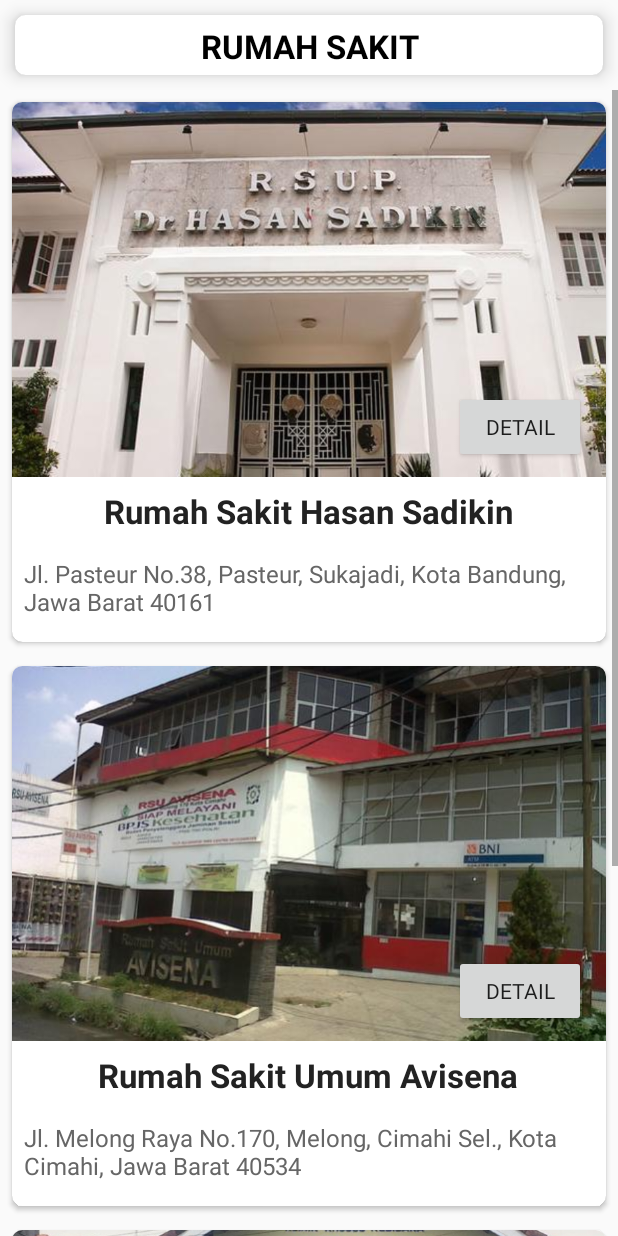
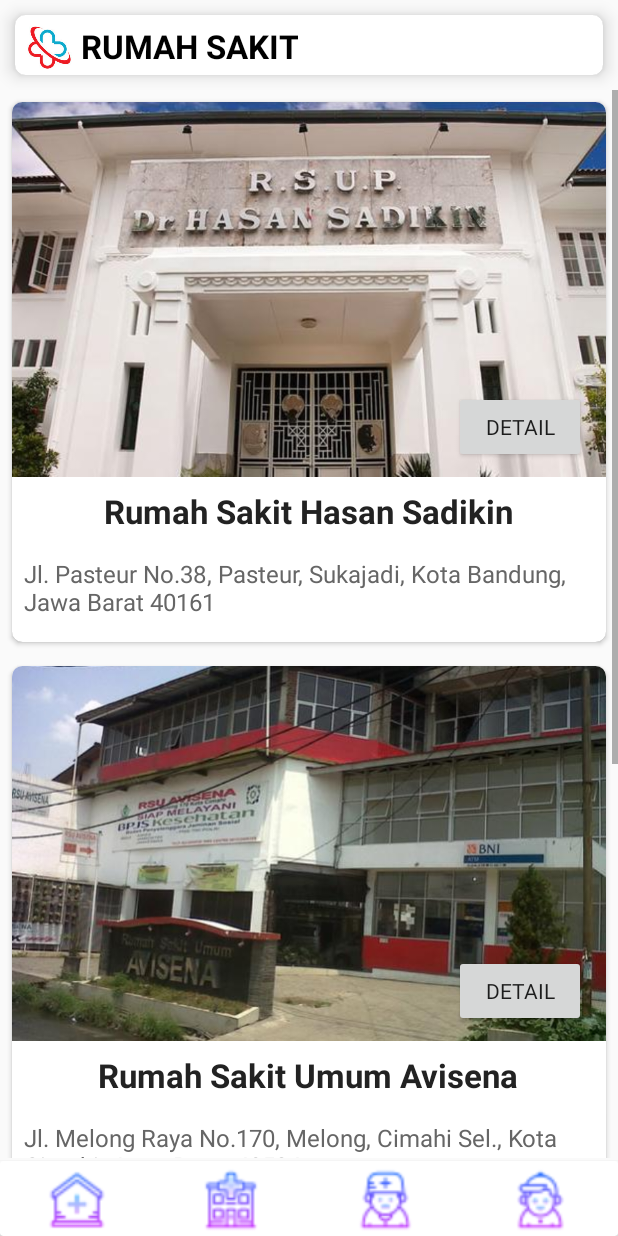
Before and after one commit to rhermawan56/Klinik, an Android app: the RumahSakitActivity screen opened directly, with no data from a screen before it, on a phone screen of 412 x 824 dp. Run offline under Robolectric (Android 15) with nearby library versions, the phone set to English and light mode, and no system bars; plain views replace BootstrapButton; Roboto replaces fonts that are not available here.

Commit message:
change view on some pages

```diff
--- a/app/src/main/java/com/example/praktek/klinik/RumahSakitActivity.java
+++ b/app/src/main/java/com/example/praktek/klinik/RumahSakitActivity.java
@@ -23,7 +23,7 @@
         startActivity(rumahsakit);
     }
 
-    public void BookingDokter(View v) {
+    public void Dokter(View v) {
         Intent bookingdokter = new Intent(RumahSakitActivity.this, BookingDokterActivity.class);
         startActivity(bookingdokter);
     }
--- a/app/src/main/res/layout/activity_rumah_sakit.xml
+++ b/app/src/main/res/layout/activity_rumah_sakit.xml
@@ -1,5 +1,6 @@
 <?xml version="1.0" encoding="utf-8"?>
-<LinearLayout xmlns:android="http://schemas.android.com/apk/res/android"
+<LinearLayout
+    xmlns:android="http://schemas.android.com/apk/res/android"
     xmlns:app="http://schemas.android.com/apk/res-auto"
     xmlns:tools="http://schemas.android.com/tools"
     android:layout_width="match_parent"
@@ -18,25 +19,45 @@
             app:cardCornerRadius="7dp"
             app:cardElevation="7dp">
 
+            <LinearLayout
+                android:layout_width="wrap_content"
+                android:layout_height="wrap_content">
+
+                <ImageView
+                    android:layout_width="30dp"
+                    android:layout_height="30dp"
+                    android:layout_marginLeft="8dp"
+                    android:layout_marginTop="6dp"
+                    android:scaleType="fitXY"
+                    android:src="@drawable/app_logo" />
+
                 <TextView
                     android:id="@+id/nama"
                     android:layout_width="match_parent"
                     android:layout_height="55dp"
                     android:layout_centerInParent="true"
                     android:layout_marginTop="6dp"
+                    android:layout_marginLeft="5dp"
                     android:fontFamily="@font/abeezee"
                     android:text="RUMAH SAKIT"
                     android:textAlignment="center"
                     android:textColor="@android:color/black"
                     android:textSize="22sp"
                     android:textStyle="bold" />
-
+            </LinearLayout>
         </android.support.v7.widget.CardView>
     </RelativeLayout>
+    <RelativeLayout
+        android:layout_width="match_parent"
+        android:layout_height="match_parent"
+        android:orientation="vertical">
 
         <RelativeLayout
+            android:id="@+id/hospitals_list"
             android:layout_width="match_parent"
-        android:layout_height="match_parent">
+            android:layout_height="wrap_content"
+            android:layout_marginBottom="52dp">
+
             <ScrollView
                 android:id="@+id/scroll_view_hospitals"
                 android:layout_width="match_parent"
@@ -108,9 +129,8 @@
                                 app:showOutline="false" />
                         </RelativeLayout>
                     </android.support.v7.widget.CardView>
-
                     <android.support.v7.widget.CardView xmlns:android="http://schemas.android.com/apk/res/android"
-                    android:id="@+id/card_view_avisena"
+                        android:id="@+id/card_view_rshs"
                         android:layout_width="match_parent"
                         android:layout_height="360dp"
                         android:layout_margin="8dp"
@@ -126,7 +146,7 @@
                                 android:layout_height="250dp"
                                 android:layout_alignParentTop="true"
                                 android:scaleType="centerCrop"
-                            android:src="@drawable/img_avisena" />
+                                android:src="@drawable/img_avisena"/>
 
                             <TextView
                                 android:id="@+id/title"
@@ -167,12 +187,10 @@
                                 app:buttonMode="regular"
                                 app:roundedCorners="true"
                                 app:showOutline="false" />
-
                         </RelativeLayout>
                     </android.support.v7.widget.CardView>
-
                     <android.support.v7.widget.CardView xmlns:android="http://schemas.android.com/apk/res/android"
-                    android:id="@+id/card_view_handayani"
+                        android:id="@+id/card_view_rshs"
                         android:layout_width="match_parent"
                         android:layout_height="360dp"
                         android:layout_margin="8dp"
@@ -188,7 +206,7 @@
                                 android:layout_height="250dp"
                                 android:layout_alignParentTop="true"
                                 android:scaleType="centerCrop"
-                            android:src="@drawable/img_handayani" />
+                                android:src="@drawable/img_handayani"/>
 
                             <TextView
                                 android:id="@+id/title"
@@ -229,7 +247,6 @@
                                 app:buttonMode="regular"
                                 app:roundedCorners="true"
                                 app:showOutline="false" />
-
                         </RelativeLayout>
                     </android.support.v7.widget.CardView>
                 </LinearLayout>
@@ -242,14 +259,12 @@
 
             <android.support.v7.widget.CardView
                 android:layout_width="match_parent"
-            android:layout_height="70dp"
-            app:cardCornerRadius="5dp"
-            app:cardElevation="15dp"
+                android:layout_height="50dp"
                 android:layout_alignParentBottom="true">
 
                 <LinearLayout
                     android:layout_width="match_parent"
-                android:layout_height="match_parent"
+                    android:layout_height="50dp"
                     android:weightSum="4">
 
                     <LinearLayout
@@ -257,71 +272,63 @@
                         android:layout_width="wrap_content"
                         android:layout_height="match_parent"
                         android:layout_weight="1"
-                    android:orientation="vertical">
+                        android:orientation="vertical"
+                        android:onClick="Beranda">
 
                         <ImageView
                             android:layout_width="match_parent"
                             android:layout_height="45dp"
+                            android:layout_marginTop="3dp"
                             android:src="@drawable/ic_sm_home_30" />
 
-                    <TextView
-                        android:layout_width="match_parent"
-                        android:layout_height="match_parent"
-                        android:text="Beranda"
-                        android:textAlignment="center"/>
                     </LinearLayout>
+
                     <LinearLayout
                         android:layout_width="wrap_content"
                         android:layout_height="match_parent"
                         android:layout_weight="1"
-                    android:orientation="vertical">
+                        android:orientation="vertical"
+                        android:onClick="RumahSakit">
 
                         <ImageView
                             android:layout_width="match_parent"
                             android:layout_height="45dp"
+                            android:layout_marginTop="3dp"
                             android:src="@drawable/ic_sm_rumah_sakit_30" />
 
-                    <TextView
-                        android:layout_width="match_parent"
-                        android:layout_height="match_parent"
-                        android:text="Rumah Sakit"
-                        android:textAlignment="center"/>
                     </LinearLayout>
+
                     <LinearLayout
                         android:layout_width="wrap_content"
                         android:layout_height="match_parent"
                         android:layout_weight="1"
-                    android:orientation="vertical">
+                        android:orientation="vertical"
+                        android:onClick="Dokter">
 
                         <ImageView
                             android:layout_width="match_parent"
                             android:layout_height="45dp"
+                            android:layout_marginTop="3dp"
                             android:src="@drawable/ic_sm_booking_dokter_30" />
 
-                    <TextView
-                        android:layout_width="match_parent"
-                        android:layout_height="match_parent"
-                        android:text="Booking"
-                        android:textAlignment="center"/>
                     </LinearLayout>
+
                     <LinearLayout
                         android:layout_width="wrap_content"
                         android:layout_height="match_parent"
                         android:layout_weight="1"
-                    android:orientation="vertical">
+                        android:orientation="vertical"
+                        android:onClick="InfoAkun">
 
                         <ImageView
                             android:layout_width="match_parent"
                             android:layout_height="45dp"
-                        android:src="@drawable/ic_sm_info_user_30"/>
+                            android:layout_marginTop="3dp"
+                            android:src="@drawable/ic_sm_info_user_30" />
 
-                    <TextView
-                        android:layout_width="match_parent"
-                        android:layout_height="match_parent"
-                        android:text="Info"
-                        android:textAlignment="center"/>
                     </LinearLayout>
                 </LinearLayout>
             </android.support.v7.widget.CardView>
         </RelativeLayout>
+    </RelativeLayout>
 </LinearLayout>
```
Also changed, not shown: app/src/main/res/layout/activity_booking_dokter.xml (+45 -40 lines), app/src/main/res/layout/activity_load.xml (+10 -9 lines), app/src/main/res/drawable/app_logo.png (added). Lines whose indentation alone changed are shown as unchanged.
